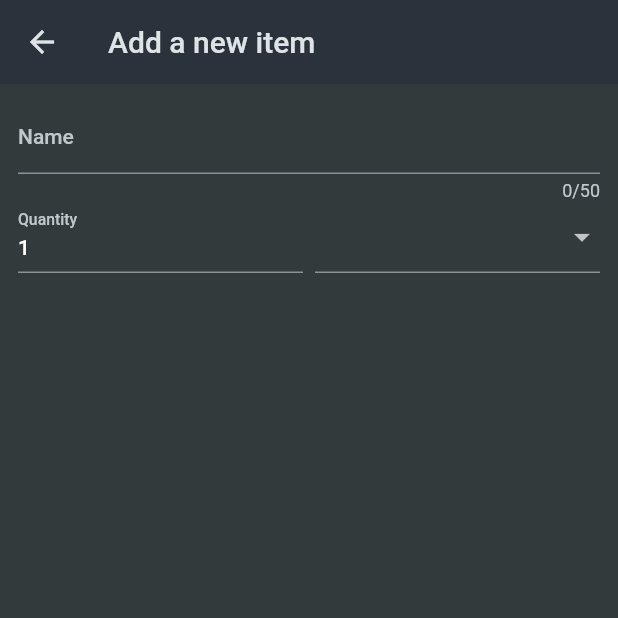
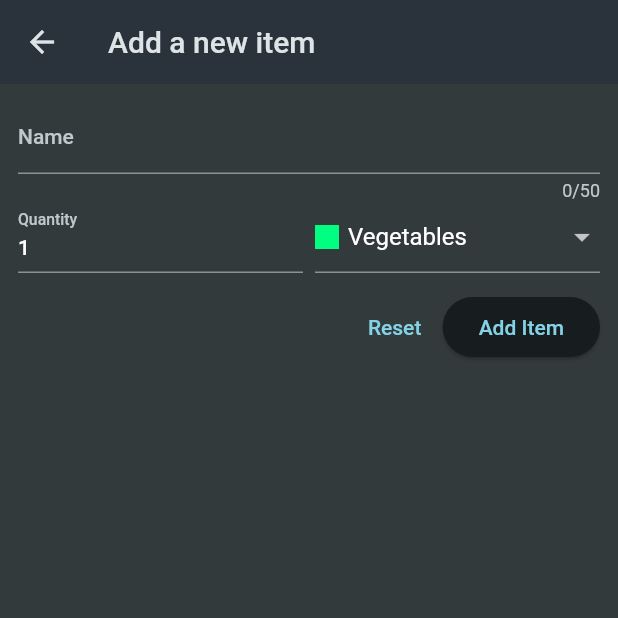
Before and after one commit to rjk51/List.it, a Flutter app: the screen it shows after launch, after a tap on the "add" icon, on a phone screen of 412 x 824 dp, the top half of it. Run offline on Flutter 3.47's test engine with Material 2 defaults, Android fonts, the phone set to English and light mode, and no system bars.

Commit message:
Added a new screen for adding a new grocery item in the list

```diff
--- a/list_it/lib/widgets/grocery_list.dart
+++ b/list_it/lib/widgets/grocery_list.dart
@@ -1,5 +1,5 @@
 import 'package:flutter/material.dart';
-import 'package:list_it/data/dummy_item.dart';
+import 'package:list_it/models/grocery_item.dart';
 import 'package:list_it/widgets/new_item.dart';
 
 class GroceryList extends StatefulWidget{
@@ -11,16 +11,57 @@
 }
 
 class _GroceryListState extends State<GroceryList> {
-  void _addItem() {
-    Navigator.of(context).push(
+  final List<GroceryItem> _groceryItems = [];
+
+  void _addItem() async {
+    final newItem = await Navigator.of(context).push<GroceryItem>(
       MaterialPageRoute(
         builder: (ctx) => const NewItem(),
       ),
     );
+
+    if (newItem == null) {
+      return;
+    }
+    setState(() {
+      _groceryItems.add(newItem);
+    });
+  }
+
+  void _removeItem(GroceryItem item) {
+    setState(() {
+      _groceryItems.remove(item);
+    });
   }
 
   @override
   Widget build(BuildContext context) {
+    Widget content = const Center(
+      child: Text('No items added yet!'),
+    );
+    if(_groceryItems.isNotEmpty) {
+      content = ListView.builder(
+        itemCount: _groceryItems.length,
+        itemBuilder: (ctx, index) => Dismissible(
+          onDismissed: (direction) {
+            _removeItem(_groceryItems[index]);
+          },
+          key: ValueKey(_groceryItems[index].id),
+          child: ListTile(
+            title: Text(_groceryItems[index].name),
+            leading: Container(
+              width: 24,
+              height: 24,
+              decoration: BoxDecoration(
+                color: _groceryItems[index].category.color,
+              ),
+            ),
+            trailing: Text(_groceryItems[index].quantity.toString())
+          ),
+        ),
+      );
+    }
+
     return Scaffold(
       appBar: AppBar(
         title: const Text('Your Groceries'),
@@ -31,20 +72,7 @@
           ),
         ],
       ),
-      body: ListView.builder(
-        itemCount: groceryItems.length,
-        itemBuilder: (ctx, index) => ListTile(
-          title: Text(groceryItems[index].name),
-          leading: Container(
-            width: 24,
-            height: 24,
-            decoration: BoxDecoration(
-              color: groceryItems[index].category.color,
-            ),
-          ),
-          trailing: Text(groceryItems[index].quantity.toString())
-        ),
-      )
+      body: content,
     );
   }
 }
--- a/list_it/lib/widgets/new_item.dart
+++ b/list_it/lib/widgets/new_item.dart
@@ -1,6 +1,8 @@
 import 'package:flutter/material.dart';
 
 import 'package:list_it/data/categories.dart';
+import 'package:list_it/models/category.dart';
+import 'package:list_it/models/grocery_item.dart';
 
 class NewItem extends StatefulWidget {
   const NewItem({super.key});
@@ -12,6 +14,23 @@
 }
 
 class _NewItemState extends State<NewItem> {
+  final _formKey = GlobalKey<FormState>();
+  var _enteredName = '';
+  var _enteredQuantity = 1;
+  var _selectedCategory = categories[Categories.vegetables]!;
+
+  void _saveItem() {
+    if (_formKey.currentState!.validate()) {
+      _formKey.currentState!.save();
+      Navigator.of(context).pop(GroceryItem(
+        id: DateTime.now().toString(),
+        name: _enteredName,
+        quantity: _enteredQuantity,
+        category: _selectedCategory,
+      ));
+    }
+  }
+
   @override
   Widget build(BuildContext context) {
     return Scaffold(
@@ -21,6 +40,7 @@
       body: Padding(
         padding: const EdgeInsets.all(12),
         child: Form(
+          key: _formKey,
           child: Column(
             children: [
               TextFormField(
@@ -29,7 +49,16 @@
                   label: Text('Name'),
                 ),
                 validator: (value) {
-                  return 'Demo...';
+                  if (value == null ||
+                      value.isEmpty ||
+                      value.trim().length <= 1 ||
+                      value.trim().length > 50) {
+                    return 'Must be between 1 and 50 characters long.';
+                  }
+                  return null;
+                },
+                onSaved: (value) {
+                  _enteredName = value!;
                 },
               ),
               Row(
@@ -40,12 +69,26 @@
                       decoration: const InputDecoration(
                         label: Text('Quantity'),
                       ),
-                      initialValue: '1',
+                      initialValue: _enteredQuantity.toString(),
+                      keyboardType: TextInputType.number,
+                      validator: (value) {
+                        if (value == null ||
+                            value.isEmpty ||
+                            int.tryParse(value) == null ||
+                            int.tryParse(value)! <= 0) {
+                          return 'Must be a valid, positive number.';
+                        }
+                        return null;
+                      },
+                      onSaved: (value) {
+                        _enteredQuantity = int.parse(value!);
+                      },
                     ),
                   ),
                   const SizedBox(width: 8),
                   Expanded(
                     child: DropdownButtonFormField(
+                      value: _selectedCategory,
                       items: [
                         for (final category in categories.entries)
                           DropdownMenuItem(
@@ -63,8 +106,28 @@
                             ),
                           ),
                       ],
-                      onChanged: (value) {},
+                      onChanged: (value) {
+                        setState(() {
+                          _selectedCategory = value!;
+                        });
+                      },
                     ),
+                  ),
+                ],
+              ),
+              const SizedBox(height: 12),
+              Row(
+                mainAxisAlignment: MainAxisAlignment.end,
+                children: [
+                  TextButton(
+                    onPressed: () {
+                      _formKey.currentState!.reset();
+                    },
+                    child: const Text('Reset'),
+                  ),
+                  ElevatedButton(
+                    onPressed: _saveItem,
+                    child: const Text('Add Item'),
                   ),
                 ],
               ),
```
